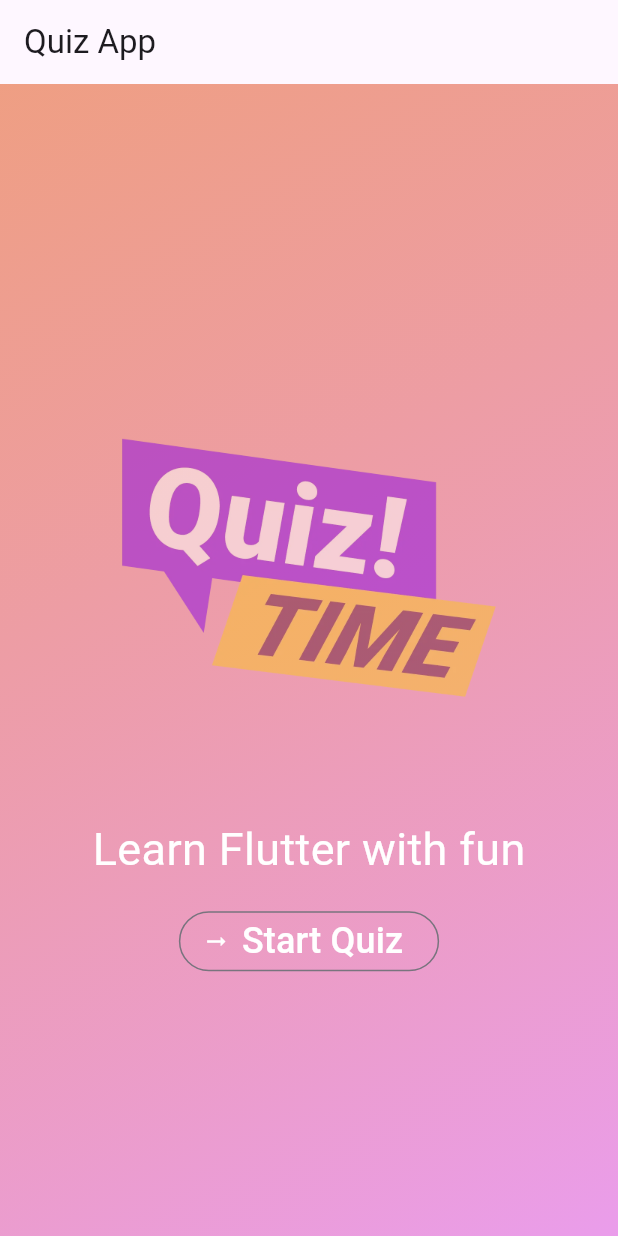
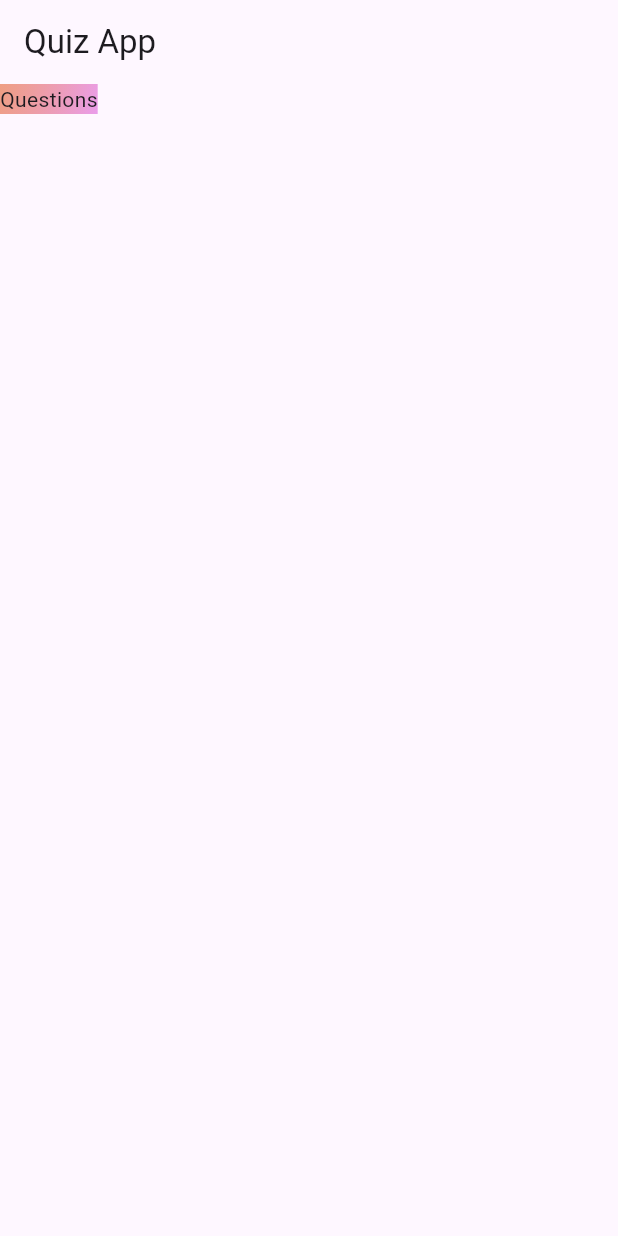
Before and after one commit to Dolma455/quiz_app, a Flutter app: the screen it shows after launch, after a tap on "Start Quiz", on a phone screen of 412 x 824 dp. Run offline on Flutter 3.47's test engine with Material 3 defaults, Android fonts, the light colour scheme and no system bars.

Commit message:
feat: Navigate to the question screen

```diff
--- a/lib/app/app.dart
+++ b/lib/app/app.dart
@@ -1,29 +1,11 @@
 import 'package:flutter/material.dart';
-import 'package:quiz_app_ad_basics/screen/start_screen.dart';
+import 'package:quiz_app_ad_basics/screen/quiz.dart';
 
 class MyApp extends StatelessWidget {
   const MyApp({super.key});
 
   @override
   Widget build(BuildContext context) {
-    return MaterialApp(
-      home: Scaffold(
-        appBar: AppBar(
-          title: const Text("Quiz App"),
-        ),
-        body: Container(
-          decoration: const BoxDecoration(
-              gradient: LinearGradient(colors: [
-            Color.fromRGBO(235, 137, 101, 0.804),
-            Color.fromARGB(255, 234, 157, 235),
-
-          ],
-          begin: Alignment.topLeft,
-          end: Alignment.bottomRight,
-          )),
-          child: const StartScreen(),
-        ),
-      ),
-    );
+    return const Quiz();
   }
 }
--- /dev/null
+++ b/lib/screen/questions_screen.dart
@@ -0,0 +1,15 @@
+import 'package:flutter/material.dart';
+
+class QuestionsScreen extends StatefulWidget {
+  const QuestionsScreen({super.key});
+
+  @override
+  State<QuestionsScreen> createState() => _QuestionsScreenState();
+}
+
+class _QuestionsScreenState extends State<QuestionsScreen> {
+  @override
+  Widget build(BuildContext context) {
+    return const Text("Questions");
+  }
+}
--- /dev/null
+++ b/lib/screen/quiz.dart
@@ -0,0 +1,49 @@
+import 'package:flutter/material.dart';
+import 'package:quiz_app_ad_basics/screen/questions_screen.dart';
+import 'package:quiz_app_ad_basics/screen/start_screen.dart';
+
+class Quiz extends StatefulWidget {
+  const Quiz({super.key});
+
+  @override
+  State<Quiz> createState() => _QuizState();
+}
+
+class _QuizState extends State<Quiz> {
+  Widget? activeScreen;
+
+  @override
+  initState() {
+    activeScreen = StartScreen(switchScreen);
+    super.initState();
+  }
+
+  switchScreen() {
+    setState(() {
+      activeScreen = const QuestionsScreen();
+    });
+  }
+
+  @override
+  Widget build(BuildContext context) {
+    return MaterialApp(
+      home: Scaffold(
+        appBar: AppBar(
+          title: const Text("Quiz App"),
+        ),
+        body: Container(
+          decoration: const BoxDecoration(
+              gradient: LinearGradient(
+            colors: [
+              Color.fromRGBO(235, 137, 101, 0.804),
+              Color.fromARGB(255, 234, 157, 235),
+            ],
+            begin: Alignment.topLeft,
+            end: Alignment.bottomRight,
+          )),
+          child: activeScreen,
+        ),
+      ),
+    );
+  }
+}
--- a/lib/screen/start_screen.dart
+++ b/lib/screen/start_screen.dart
@@ -1,7 +1,9 @@
 import 'package:flutter/material.dart';
 
 class StartScreen extends StatelessWidget {
-  const StartScreen({super.key});
+  const StartScreen(this.startQuiz,{super.key});
+  final void Function() startQuiz;
+
 
   @override
   Widget build(BuildContext context) {
@@ -30,7 +32,7 @@
             height: 16,
           ),
           OutlinedButton.icon(
-            onPressed: () {},
+            onPressed: startQuiz,
             style: OutlinedButton.styleFrom(
               foregroundColor: Colors.white,
             ),
```
Also changed, not shown: 1 other file.
